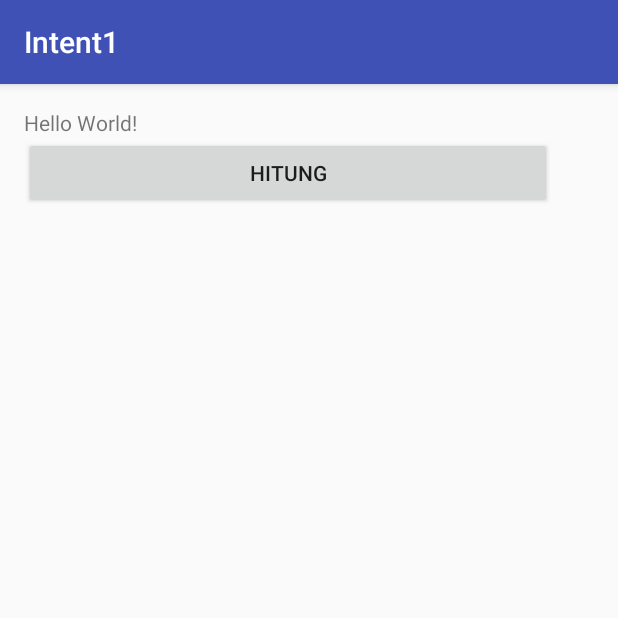
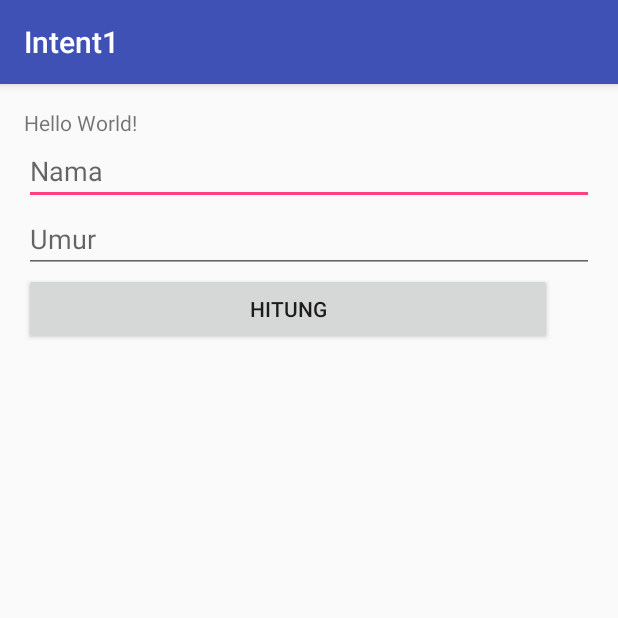
Before and after one commit to firmaydani/Intent1, an Android app: the screen it shows after launch (MainActivity), on a phone screen of 412 x 824 dp, the top half of it. Run offline under Robolectric (Android 15) with nearby library versions, the phone set to English and light mode, and no system bars.

Commit message:
startActivity Part 2.

```diff
--- a/app/src/main/java/id/sch/smktelkom_mlg/learn/intent1/MainActivity.java
+++ b/app/src/main/java/id/sch/smktelkom_mlg/learn/intent1/MainActivity.java
@@ -4,21 +4,46 @@ import android.content.Intent;
 import android.os.Bundle;
 import android.support.v7.app.AppCompatActivity;
 import android.view.View;
+import android.widget.EditText;
+
 
 public class MainActivity extends AppCompatActivity {
+
+    public static final String NAMA = "Nama";
+    public static final String UMUR = "Umur";
+    EditText etNama;
+    EditText etUmur;
+
+
+
     @Override
     protected void onCreate(Bundle savedInstanceState) {
         super.onCreate(savedInstanceState);
         setContentView(R.layout.activity_main);
 
+        etNama = (EditText) findViewById(R.id.editTextNama);
+        etUmur = (EditText) findViewById(R.id.editTextUmur);
+
         findViewById(R.id.buttonHitung).setOnClickListener(new View.OnClickListener() {
             @Override
             public void onClick(View v) {
-                startActivity(new Intent(MainActivity.this, HasilActivity.class));
-
+                goHasil();
             }
         });
 
     }
 
+    private void goHasil() {
+        String nama = etNama.getText().toString();
+        String umurStr = etUmur.getText().toString();
+
+        int umur = umurStr.isEmpty() ? 0 : Integer.parseInt(umurStr);
+
+        Intent intent = new Intent(MainActivity.this, HasilActivity.class);
+        intent.putExtra(NAMA, nama);
+        intent.putExtra(UMUR, umur);
+
+        startActivity(intent);
+    }
+
 }
--- a/app/src/main/res/layout/activity_main.xml
+++ b/app/src/main/res/layout/activity_main.xml
@@ -15,6 +15,22 @@
         android:layout_height="wrap_content"
         android:text="Hello World!" />
 
+    <EditText
+        android:id="@+id/editTextNama"
+        android:layout_width="match_parent"
+        android:layout_height="wrap_content"
+        android:ems="10"
+        android:hint="Nama"
+        android:inputType="textPersonName" />
+
+    <EditText
+        android:id="@+id/editTextUmur"
+        android:layout_width="match_parent"
+        android:layout_height="wrap_content"
+        android:ems="10"
+        android:hint="Umur"
+        android:inputType="numberSigned" />
+
     <Button
         android:id="@+id/buttonHitung"
         android:layout_width="352dp"
```
Also changed, not shown: app/src/main/java/id/sch/smktelkom_mlg/learn/intent1/HasilActivity.java (+13 -0 lines), app/src/main/res/layout/activity_hasil.xml (+9 -0 lines).
